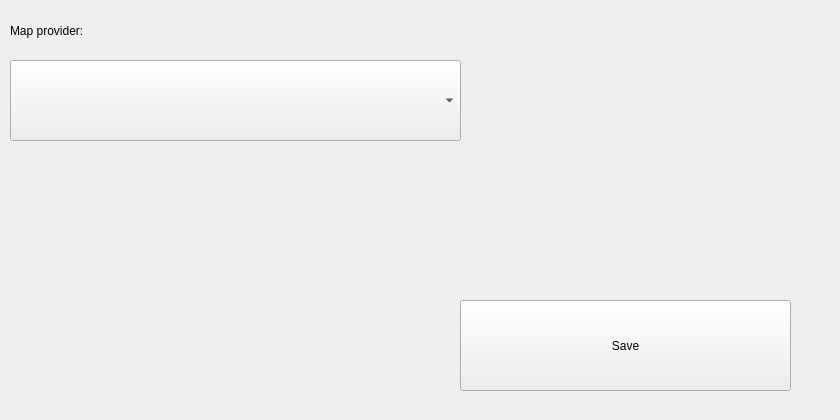
arcean/wlan-navi, file settings.ui: the form before one commit.
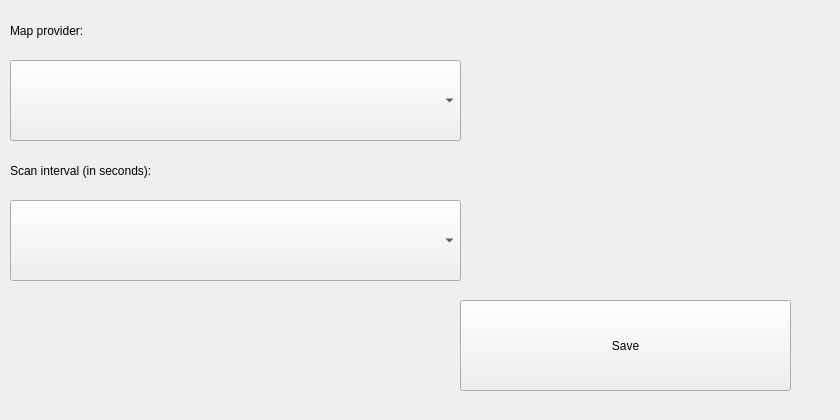
The form after the commit.

```diff
--- a/settings.ui
+++ b/settings.ui
@@ -50,6 +50,29 @@
      <string>Save</string>
     </property>
    </widget>
+   <widget class="QLabel" name="label_2">
+    <property name="geometry">
+     <rect>
+      <x>10</x>
+      <y>150</y>
+      <width>451</width>
+      <height>41</height>
+     </rect>
+    </property>
+    <property name="text">
+     <string>Scan interval (in seconds):</string>
+    </property>
+   </widget>
+   <widget class="QComboBox" name="scanInterval_CB">
+    <property name="geometry">
+     <rect>
+      <x>10</x>
+      <y>200</y>
+      <width>451</width>
+      <height>81</height>
+     </rect>
+    </property>
+   </widget>
   </widget>
  </widget>
  <resources/>
```
Left out of the diff: 2 changed lines with no effect on the pictures.
